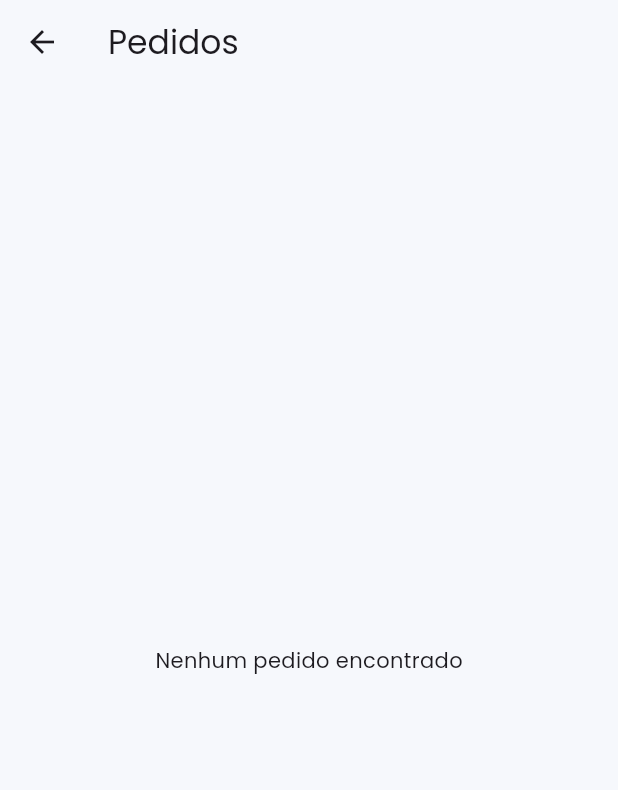
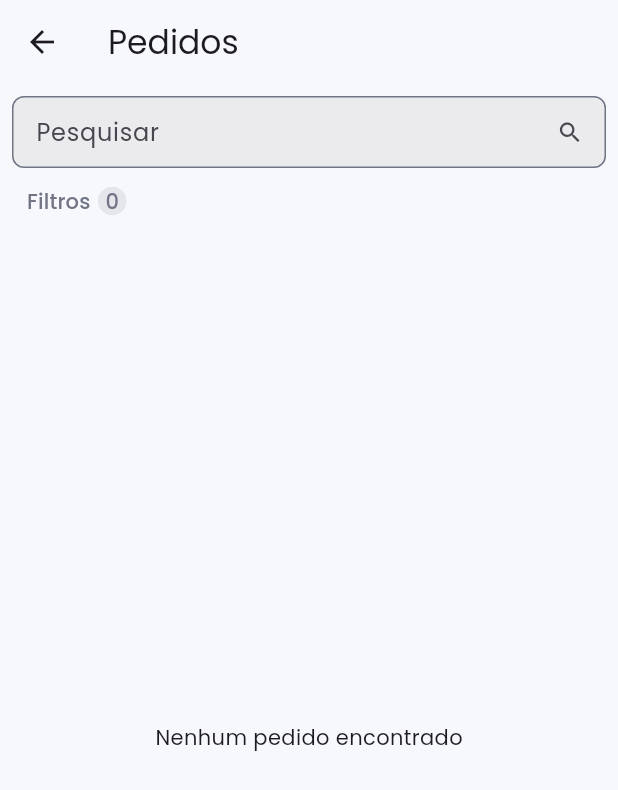
Before and after one commit to luc4sDS/mobile-sales, a Flutter app: the PedidosPage screen opened directly, on a phone screen of 412 x 824 dp. Shown: the top 790 px of the screen. Run offline on Flutter 3.47's test engine with Material 3 defaults, Android fonts, the phone set to English and light mode, and no system bars; our stand-ins replace dio, font_awesome_flutter, google_nav_bar, sqflite; accounts and stored records are empty.

Commit message:
Adicionar pesquisa de pedidos

```diff
--- a/lib/core/configs/theme/app_theme.dart
+++ b/lib/core/configs/theme/app_theme.dart
@@ -38,9 +38,9 @@ class AppTheme {
       ),
     ),
     textSelectionTheme: TextSelectionThemeData(
-      cursorColor: AppColors.primary,
-      selectionColor: AppColors.grey.withOpacity(0.5),
-    ),
+        cursorColor: AppColors.primary,
+        selectionColor: AppColors.grey.withOpacity(0.5),
+        selectionHandleColor: AppColors.primary),
     inputDecorationTheme: const InputDecorationTheme(
       isDense: true,
       fillColor: AppColors.lightInputBg,
--- a/lib/main.dart
+++ b/lib/main.dart
@@ -2,6 +2,7 @@ import 'package:flutter/material.dart';
 import 'package:mobile_sales/core/configs/theme/app_theme.dart';
 import 'package:mobile_sales/view/pages/cadastro_usuario_page.dart';
 import 'package:mobile_sales/view/pages/main_page.dart';
+import 'package:mobile_sales/view/pages/pedido_info_page.dart';
 import 'package:mobile_sales/view/pages/pedidos_page.dart';
 import 'package:mobile_sales/view/pages/login_page.dart';
 import 'package:mobile_sales/view/pages/primeiro_acesso_page.dart';
@@ -29,7 +30,7 @@ class MyApp extends StatelessWidget {
         '/primeiro_acesso': (context) => const PrimeiroAcessoPage(),
         '/cadastro_usuario': (context) => const CadastroUsuarioPage(),
         '/sincronizar': (context) => const SincronizarPage(),
-        '/main': (context) => const MainPage()
+        '/main': (context) => const MainPage(),
       },
     );
   }
--- a/lib/view/pages/pedidos_page.dart
+++ b/lib/view/pages/pedidos_page.dart
@@ -1,8 +1,11 @@
+import 'dart:async';
+
 import 'package:flutter/material.dart';
 import 'package:mobile_sales/controller/vendas_controller.dart';
 import 'package:mobile_sales/core/configs/theme/app_colors.dart';
 import 'package:mobile_sales/model/venda.dart';
 import 'package:intl/intl.dart';
+import 'package:mobile_sales/view/pages/pedido_info_page.dart';
 import 'package:mobile_sales/view/widgets/venda_card.dart';
 
 class PedidosPage extends StatefulWidget {
@@ -15,11 +18,27 @@ class PedidosPage extends StatefulWidget {
 class _PedidosPageState extends State<PedidosPage> {
   final VendasController vendaCtr = VendasController();
   late Future<List<Venda>> _vendasFuture;
+  final _pesquisaCtr = TextEditingController();
+  Timer? _pesquisaTimer;
+  final List<String> _filtros = [];
+  double? _filtrosContainerHeight = 0;
 
   @override
   void initState() {
     super.initState();
-    _vendasFuture = vendaCtr.getVendas();
+    _vendasFuture =
+        vendaCtr.getVendas(pesquisa: _pesquisaCtr.text, filtros: _filtros);
+  }
+
+  void handlePesquisaChanged(String vl) {
+    _pesquisaTimer?.cancel();
+
+    _pesquisaTimer = Timer(const Duration(milliseconds: 300), () {
+      setState(() {
+        _vendasFuture =
+            vendaCtr.getVendas(pesquisa: _pesquisaCtr.text, filtros: _filtros);
+      });
+    });
   }
 
   @override
@@ -28,18 +47,82 @@ class _PedidosPageState extends State<PedidosPage> {
       appBar: AppBar(
         title: const Text('Pedidos'),
       ),
-      body: FutureBuilder<List<Venda>>(
+      body: Column(
+        children: [
+          Padding(
+            padding: const EdgeInsets.all(8.0),
+            child: Column(
+              children: [
+                TextField(
+                  onChanged: handlePesquisaChanged,
+                  controller: _pesquisaCtr,
+                  decoration: const InputDecoration(
+                      label: Text('Pesquisar'), suffixIcon: Icon(Icons.search)),
+                ),
+                SizedBox(
+                  height: 5,
+                ),
+                Row(
+                  children: [
+                    TextButton(
+                      style: TextButton.styleFrom(
+                        padding: EdgeInsets.fromLTRB(10, 2, 10, 2),
+                        minimumSize: Size(10, 10),
+                        tapTargetSize: MaterialTapTargetSize.shrinkWrap,
+                      ),
+                      onPressed: () {
+                        setState(() {
+                          _filtrosContainerHeight =
+                              _filtrosContainerHeight == 0 ? 50 : 0;
+                        });
+                      },
+                      child: Row(
+                        children: [
+                          const Text('Filtros'),
+                          const SizedBox(width: 5),
+                          DecoratedBox(
+                            decoration: const BoxDecoration(
+                              color: AppColors.lightSecondaryBackground,
+                              shape: BoxShape.circle,
+                            ),
+                            child: Padding(
+                              padding: const EdgeInsets.all(5.0),
+                              child: Text(_filtros.length.toString()),
+                            ),
+                          )
+                        ],
+                      ),
+                    ),
+                  ],
+                ),
+                AnimatedContainer(
+                  duration: const Duration(milliseconds: 150),
+                  child: Row(
+                    children: [Text('aberto'), Text('enviado')],
+                    crossAxisAlignment: CrossAxisAlignment.center,
+                  ),
+                  curve: Curves.ease,
+                  height: _filtrosContainerHeight,
+                )
+              ],
+            ),
+          ),
+          Expanded(
+            child: FutureBuilder<List<Venda>>(
               future: _vendasFuture,
               builder: (context, snapshot) {
                 // Verificando o estado do Future
                 if (snapshot.connectionState == ConnectionState.waiting) {
                   return const Center(child: CircularProgressIndicator());
                 } else if (snapshot.hasError) {
-            return Center(
+                  return Padding(
+                    padding: const EdgeInsets.all(10),
+                    child: Center(
                       child: Column(
                         mainAxisAlignment: MainAxisAlignment.center,
                         children: [
-                  const Icon(Icons.error_outline, color: Colors.red, size: 60),
+                          const Icon(Icons.error_outline,
+                              color: Colors.red, size: 60),
                           Padding(
                             padding: const EdgeInsets.only(top: 16),
                             child: Text('Erro: ${snapshot.error}'),
@@ -54,6 +137,7 @@ class _PedidosPageState extends State<PedidosPage> {
                           ),
                         ],
                       ),
+                    ),
                   );
                 } else if (!snapshot.hasData || snapshot.data!.isEmpty) {
                   return const Center(
@@ -65,7 +149,7 @@ class _PedidosPageState extends State<PedidosPage> {
                 final vendas = snapshot.data!;
 
                 return Padding(
-            padding: const EdgeInsets.all(16.0),
+                  padding: const EdgeInsets.fromLTRB(10, 0, 10, 10),
                   child: ListView.builder(
                     itemCount: vendas.length,
                     itemBuilder: (context, index) {
@@ -77,7 +161,13 @@ class _PedidosPageState extends State<PedidosPage> {
                           cliente: venda.vndCliNome,
                           emissao: venda.vndDataHora,
                           total: venda.vndTotal,
-                      situacao: venda.vndEnviado),
+                          situacao: venda.vndEnviado,
+                          handleTap: () {
+                            Navigator.push(
+                              context,
+                              MaterialPageRoute<void>(
+                                  builder: (context) =>
+                                      PedidoInfoPage(venda: venda)),
                             );
                           },
                         ),
@@ -85,5 +175,11 @@ class _PedidosPageState extends State<PedidosPage> {
                     },
                   ),
                 );
+              },
+            ),
+          ),
+        ],
+      ),
+    );
   }
 }
```
Also changed, not shown: lib/controller/vendas_controller.dart (+31 -12 lines), lib/view/pages/pedido_info_page.dart (added, +20 -0 lines), lib/view/widgets/venda_card.dart (+13 -6 lines), lib/view/widgets/venda_situacao_chip.dart (added, +10 -0 lines), 4 other files. Lines whose indentation alone changed are shown as unchanged.
